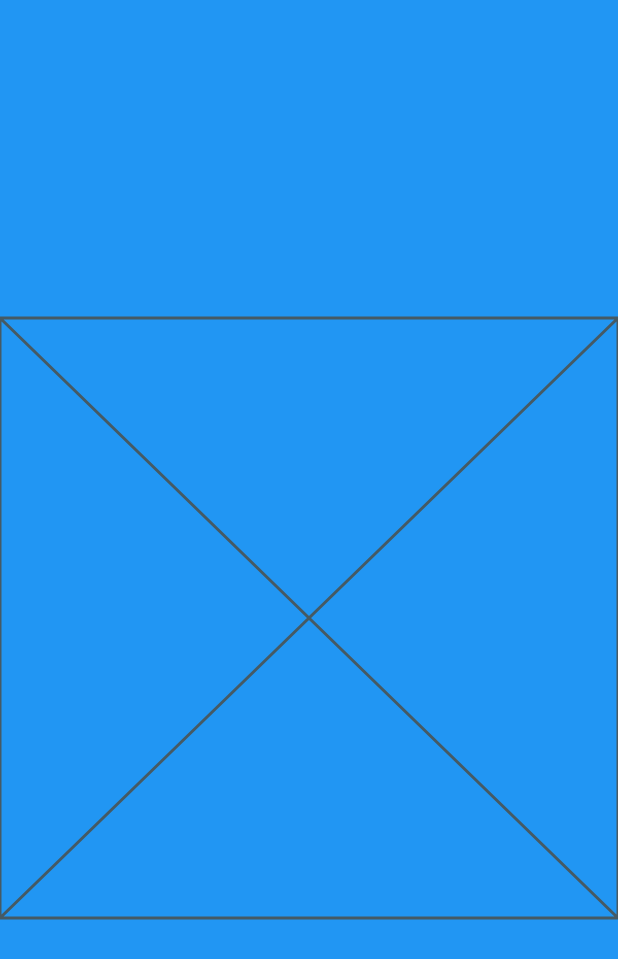
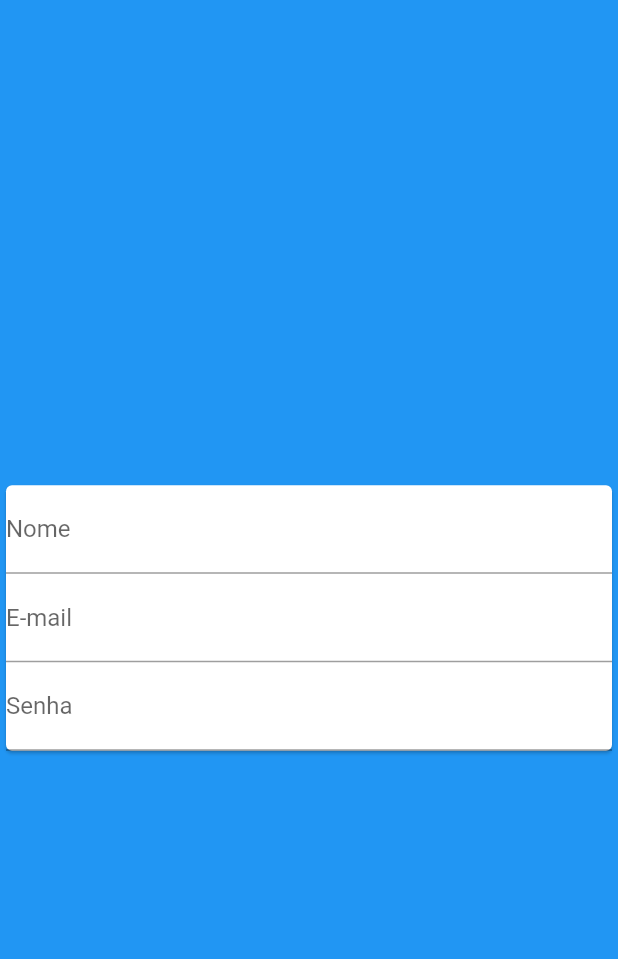
Before and after one commit to KaiqueMunhoz/ryc_chat, a Flutter app: the screen it shows after launch, on a phone screen of 412 x 824 dp. Shown: the top 959 px of the screen. Run offline on Flutter 3.47's test engine with Material 2 defaults, Android fonts, the phone set to English and light mode, and no system bars.

Commit message:
feat: Add Form to AuthForm with three TextFormFields

```diff
--- a/lib/components/auth_form.dart
+++ b/lib/components/auth_form.dart
@@ -5,6 +5,23 @@ class AuthForm extends StatelessWidget {
 
   @override
   Widget build(BuildContext context) {
-    return const Placeholder();
+    return Card(
+      child: Form(
+        child: Column(
+          children: [
+            TextFormField(
+              decoration: const InputDecoration(labelText: 'Nome'),
+            ),
+            TextFormField(
+              decoration: const InputDecoration(labelText: 'E-mail'),
+            ),
+            TextFormField(
+              obscureText: true,
+              decoration: const InputDecoration(labelText: 'Senha'),
+            ),
+          ],
+        ),
+      ),
+    );
   }
 }
```
